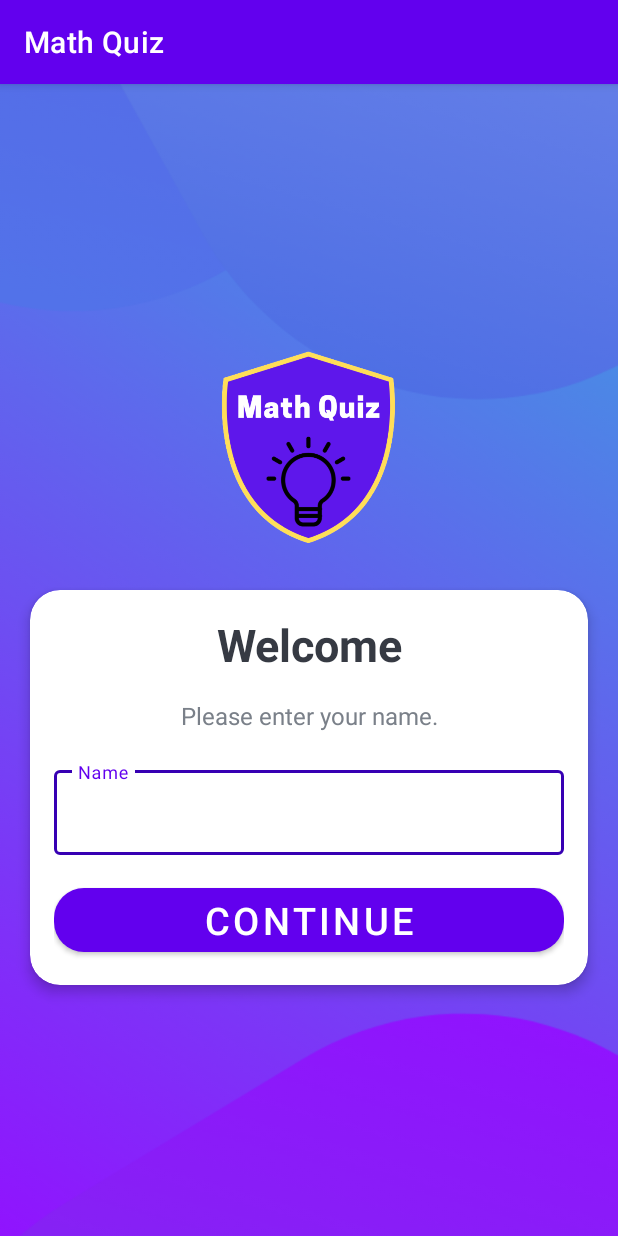
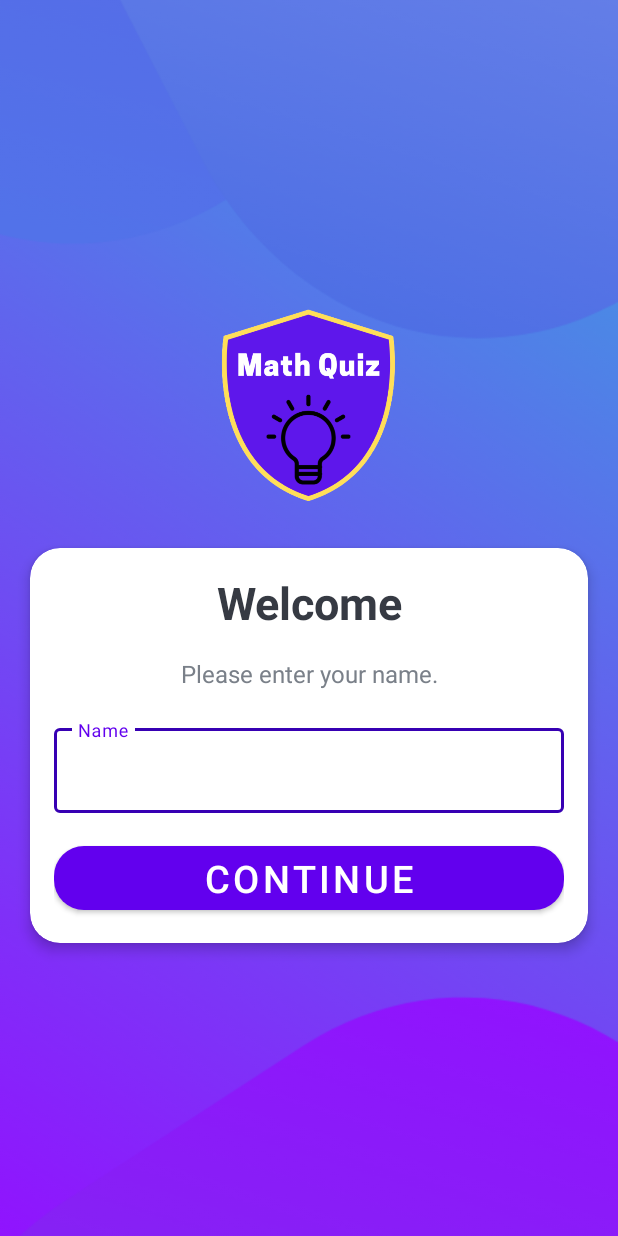
Before and after one commit to sachinsah1997/MathQuiz, an Android app: the screen it shows after launch (MainActivity), on a phone screen of 412 x 824 dp. Run offline under Robolectric (Android 15) with nearby library versions, the phone set to English and light mode, and no system bars.

Commit message:
Added full screen setting and modify night theme

```diff
--- a/app/src/main/res/values-night/themes.xml
+++ b/app/src/main/res/values-night/themes.xml
@@ -2,15 +2,18 @@
     <!-- Base application theme. -->
     <style name="Theme.MathApp" parent="Theme.MaterialComponents.DayNight.DarkActionBar">
         <!-- Primary brand color. -->
-        <item name="colorPrimary">@color/purple_200</item>
+        <item name="colorPrimary">@color/purple_500</item>
         <item name="colorPrimaryVariant">@color/purple_700</item>
-        <item name="colorOnPrimary">@color/black</item>
+        <item name="colorOnPrimary">@color/white</item>
         <!-- Secondary brand color. -->
         <item name="colorSecondary">@color/teal_200</item>
-        <item name="colorSecondaryVariant">@color/teal_200</item>
+        <item name="colorSecondaryVariant">@color/teal_700</item>
         <item name="colorOnSecondary">@color/black</item>
         <!-- Status bar color. -->
         <item name="android:statusBarColor" tools:targetApi="l">?attr/colorPrimaryVariant</item>
         <!-- Customize your theme here. -->
+
+        <item name="windowNoTitle">true</item>
+        <item name="windowActionBar">false</item>
     </style>
 </resources>
--- a/app/src/main/res/values/themes.xml
+++ b/app/src/main/res/values/themes.xml
@@ -12,5 +12,8 @@
         <!-- Status bar color. -->
         <item name="android:statusBarColor" tools:targetApi="l">?attr/colorPrimaryVariant</item>
         <!-- Customize your theme here. -->
+
+        <item name="windowNoTitle">true</item>
+        <item name="windowActionBar">false</item>
     </style>
 </resources>
```
